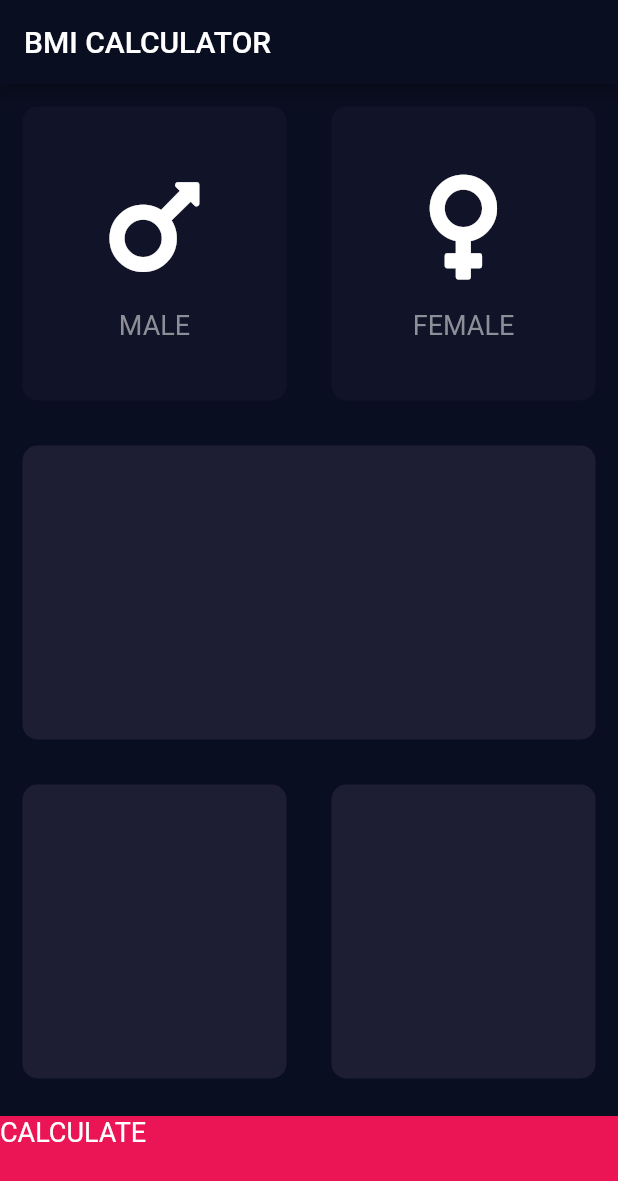
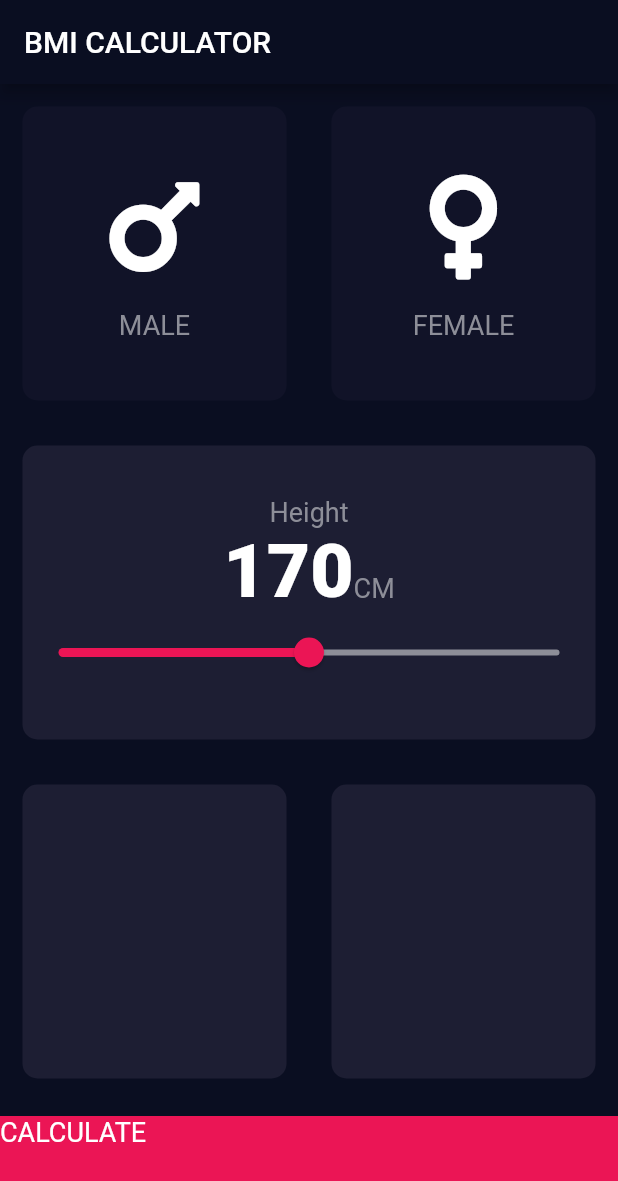
Before and after one commit to MIA1kl/Flutter-BMI-Calculator-App, a Flutter app: the screen it shows after launch, on a phone screen of 412 x 824 dp. Shown: the top 1181 px of the screen. Run offline on Flutter 3.47's test engine with Material 2 defaults, Android fonts, the phone set to English and light mode, and no system bars; our stand-ins replace font_awesome_flutter.

Commit message:
Added slider

```diff
--- a/lib/card_content.dart
+++ b/lib/card_content.dart
@@ -1,9 +1,5 @@
 import 'package:flutter/material.dart';
-
-const labelTextStyle = TextStyle(
-  fontSize: 18.0,
-  color: Color(0xFF8D8E98),
-);
+import 'constants.dart';
 
 class CardContent extends StatelessWidget {
   final String textCard;
@@ -22,7 +18,7 @@ class CardContent extends StatelessWidget {
           height: 15.0,
         ),
         Text(textCard,
-          style: labelTextStyle,)
+          style: kLabelTextStyle,)
 
       ],
     );
--- /dev/null
+++ b/lib/constants.dart
@@ -0,0 +1,18 @@
+import 'package:flutter/material.dart';
+
+const kLabelTextStyle = TextStyle(
+  fontSize: 18.0,
+  color: Color(0xFF8D8E98),
+);
+const kNumbersTextStyle = TextStyle(
+  fontSize: 50.0,
+  fontWeight: FontWeight.w900,
+);
+const kBottomButtonHeight = 80.0;
+const kActiveCardColor = Color(0xFF1D1E33);
+const kBottomButtonColor = Color(0xFFEB1555);
+const kInactiveCardColor = Color(0xFF111328);
+const kMinSliderValue = 120.0;
+const kMaxSliderValue = 220.0;
+const kActiveSliderColor = Color(0xFFEB1555);
+const kInactiveSliderColor = Color(0xFF8D8E98);
--- a/lib/input_page.dart
+++ b/lib/input_page.dart
@@ -2,11 +2,8 @@ import 'package:flutter/material.dart';
 import 'package:font_awesome_flutter/font_awesome_flutter.dart';
 import 'reusable_card.dart';
 import 'card_content.dart';
+import 'constants.dart';
 
-const bottomButtonHeight = 80.0;
-const activeCardColor = Color(0xFF1D1E33);
-const bottomButtonColor = Color(0xFFEB1555);
-const inactiveCardColor = Color(0xFF111328);
 
 class InputPage extends StatefulWidget {
   @override
@@ -16,6 +13,7 @@ class InputPage extends StatefulWidget {
 class _InputPageState extends State<InputPage> {
 
   GenderType selectedGender;
+  int height = 170;
 
   @override
   Widget build(BuildContext context) {
@@ -24,6 +22,7 @@ class _InputPageState extends State<InputPage> {
         title: Text('BMI CALCULATOR'),
       ),
       body: Column(
+        crossAxisAlignment: CrossAxisAlignment.stretch,
         children: [
           Expanded(
             child: Row(
@@ -35,7 +34,7 @@ class _InputPageState extends State<InputPage> {
                         selectedGender = GenderType.male;
                       });
                     },
-                    myColor: selectedGender == GenderType.male ? activeCardColor : inactiveCardColor,
+                    myColor: selectedGender == GenderType.male ? kActiveCardColor : kInactiveCardColor,
                     cardChild: CardContent(FontAwesomeIcons.mars, 'MALE'),
                   ),
                 ),
@@ -46,7 +45,7 @@ class _InputPageState extends State<InputPage> {
                         selectedGender = GenderType.female;
                       });
                     },
-                    myColor: selectedGender == GenderType.female ? activeCardColor : inactiveCardColor,
+                    myColor: selectedGender == GenderType.female ? kActiveCardColor : kInactiveCardColor,
                     cardChild: CardContent(FontAwesomeIcons.venus, 'FEMALE'),
                   ),
                 )
@@ -55,7 +54,33 @@ class _InputPageState extends State<InputPage> {
           ),
           Expanded(
             child: ReusableCard(
-              myColor: activeCardColor,
+              cardChild: Column(
+                mainAxisAlignment: MainAxisAlignment.center,
+                children: [
+                  Text('Height', style: kLabelTextStyle,),
+                  Row(
+                    mainAxisAlignment: MainAxisAlignment.center,
+                    crossAxisAlignment: CrossAxisAlignment.baseline,
+                    textBaseline: TextBaseline.alphabetic,
+                    children: [
+                      Text(height.toString(), style: kNumbersTextStyle),
+                      Text('CM', style: kLabelTextStyle,)
+                    ],
+                  ),
+                  Slider(
+                      value: height.toDouble(),
+                      min: kMinSliderValue,
+                      max: kMaxSliderValue,
+                      activeColor: kActiveSliderColor,
+                      inactiveColor: kInactiveSliderColor,
+                      onChanged: (double newValue){
+                        setState(() {
+                          height = newValue.toInt();
+                        });
+                      }),
+                ],
+              ),
+              myColor: kActiveCardColor,
             ),
           ),
           Expanded(
@@ -63,21 +88,21 @@ class _InputPageState extends State<InputPage> {
               children: [
                 Expanded(
                   child: ReusableCard(
-                    myColor: activeCardColor,
+                    myColor: kActiveCardColor,
                   ),
                 ),
                 Expanded(
                   child: ReusableCard(
-                    myColor: activeCardColor,
+                    myColor: kActiveCardColor,
                   ),
                 ),
               ],
             ),
           ),
           Container(
-              color: bottomButtonColor,
+              color: kBottomButtonColor,
               width: double.infinity,
-              height: bottomButtonHeight,
+              height: kBottomButtonHeight,
               margin: EdgeInsets.only(top: 10.0),
               child: Text(
                 'CALCULATE',
```
